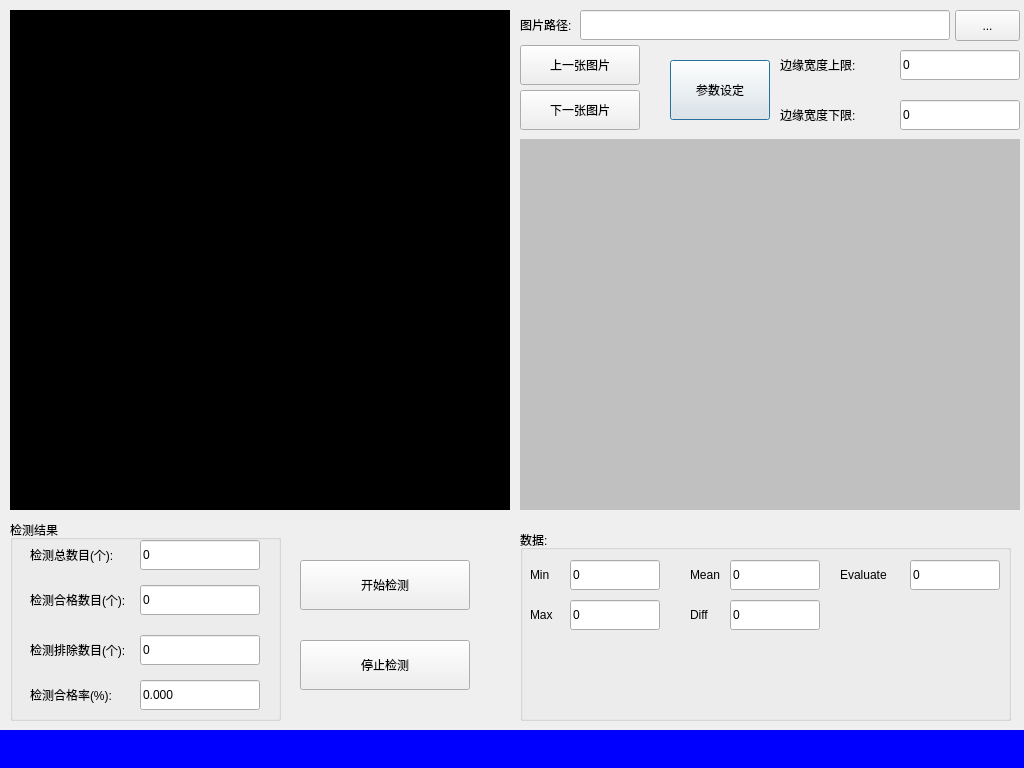
This is glassDetect/res/glassdetectdlg.ui in Arvin-He/projects as Qt 5 draws it before an edit. The edited form follows.
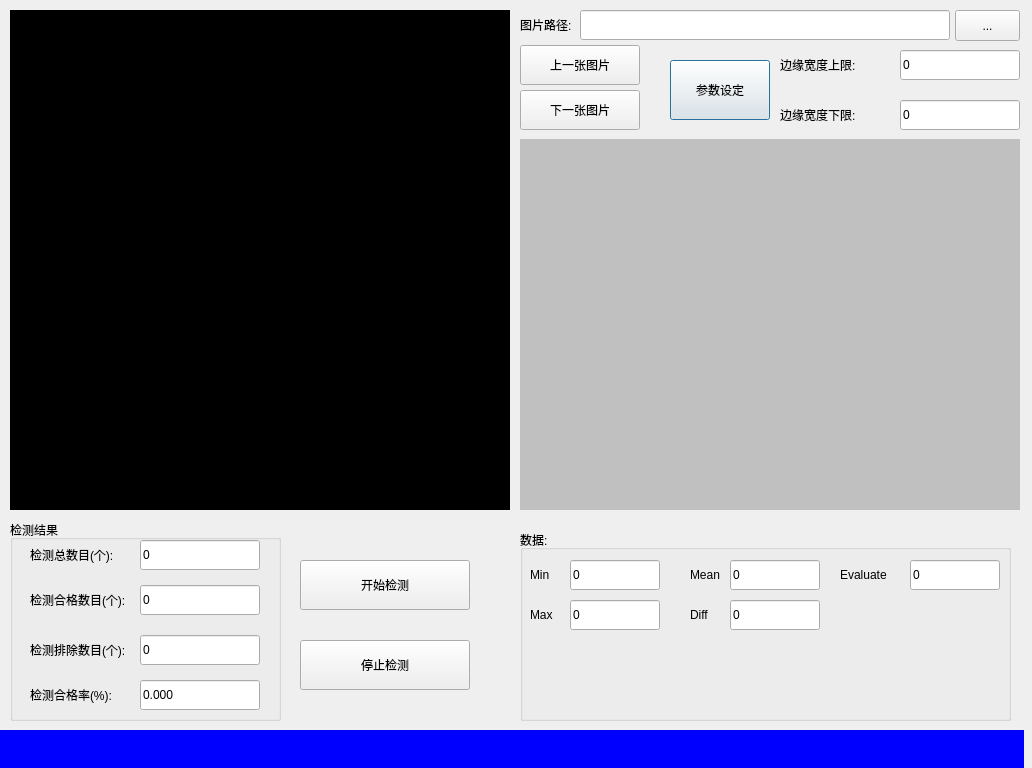
This is the edited form.

Commit message: 将matplotlib控件嵌入到pyqt界面上

```diff
--- a/glassDetect/res/glassdetectdlg.ui
+++ b/glassDetect/res/glassdetectdlg.ui
@@ -6,7 +6,7 @@
    <rect>
     <x>0</x>
     <y>0</y>
-    <width>1024</width>
+    <width>1032</width>
     <height>768</height>
    </rect>
   </property>
```
The commit also changes 2 other files.
